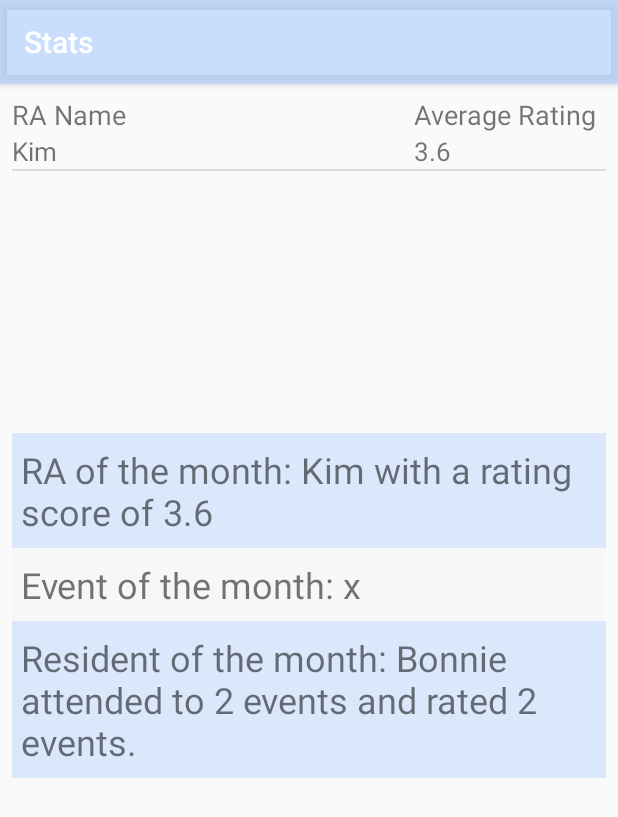
After one commit to vilmaunjan/FGCUHousing, an Android app: the Stats screen opened directly, with no data from a screen before it, on a phone screen of 412 x 824 dp. The commit adds this screen. Shown: the top 817 px of the screen. Run offline under Robolectric (Android 15) with nearby library versions, the phone set to English and light mode, and no system bars; 1 statement that could not run was skipped.

```diff
--- a/app/src/main/AndroidManifest.xml
+++ b/app/src/main/AndroidManifest.xml
@@ -74,6 +74,10 @@
         <activity
             android:name=".EventFeedback"
             android:label="@string/title_activity_event_feedback"
+            android:theme="@style/AppTheme.NoActionBar" />
+        <activity
+            android:name=".Stats"
+            android:label="@string/title_activity_stats"
             android:theme="@style/AppTheme.NoActionBar"></activity>
     </application>
 
--- a/app/src/main/java/com/example/vilma/fgcuhousing/EventFeedback.java
+++ b/app/src/main/java/com/example/vilma/fgcuhousing/EventFeedback.java
@@ -53,20 +53,28 @@ public class EventFeedback extends AppCompatActivity {
 
         Bundle data = getIntent().getExtras();
         CU = data.getParcelable("CurrentUser"); //this is the line that gives me problem
-/*      -------------------------------------This is that part that doesnt work----------------------
-        datCon.insertEventAttended(event, CU);
+
+        //load database
+        datCon = new DbHandler(this);
+      //-------------------------------------This is that part that doesnt work----------------------
+        //datCon.insertEventAttended(event, CU);
         try{
             //finds event in database
-            Cursor cursorFeedback = datCon.QueryData("select avg(" +
-                    HousingContract.AttendedEventEntry.Rating_Score +
-                    "), "+ HousingContract.AttendedEventEntry.Event_ID +
-                    " from " + HousingContract.AttendedEventEntry.TABLE_NAME +
-                    " where " + HousingContract.AttendedEventEntry.Event_ID +
-                    " in (select " + HousingContract.OrganizedEvents.Event_ID +
-                    " from " + HousingContract.OrganizedEvents.TABLE_NAME +
-                    " where " + HousingContract.OrganizedEvents.RA_ID  + " = " +
-                    CU.getID() + ")");
+            Cursor cursorFeedback = datCon.QueryData("SELECT e."+HousingContract.EventEntry.Event_Title+
+                    ", AVG(a."+HousingContract.AttendedEventEntry.Rating_Score+") FROM "+
+                    HousingContract.AttendedEventEntry.TABLE_NAME+" a INNER JOIN "+
+                    HousingContract.OrganizedEvents.TABLE_NAME+ "o ON a."+
+                    HousingContract.AttendedEventEntry.Event_ID+" = o."+
+                    HousingContract.OrganizedEvents.Event_ID+" INNER JOIN "+
+                    HousingContract.EventEntry.TABLE_NAME+" e on e."+
+                    HousingContract.EventEntry.Event_ID+" = o."+
+                    HousingContract.OrganizedEvents.Event_ID+
+                    " where o."+HousingContract.OrganizedEvents.RA_ID+
+                    " = "+2+" GROUP BY o."+
+                    HousingContract.OrganizedEvents.Event_ID);
 
+
+     //       Cursor cursorFeedback = datCon.QueryData("SELECT * FROM "+HousingContract.EventEntry.TABLE_NAME);
             if(cursorFeedback !=null){
                 //if event found
                 if(cursorFeedback.moveToFirst()){
@@ -74,7 +82,6 @@ public class EventFeedback extends AppCompatActivity {
                     do{
                         listDataHeader.add(cursorFeedback.getString(0) + " Avg rating: " +
                                 cursorFeedback.getString(1));
-
                         List<String> androidStudio = new ArrayList<>();
                         androidStudio.add("Expandible list view");
                         androidStudio.add("Google map");
@@ -86,7 +93,7 @@ public class EventFeedback extends AppCompatActivity {
                 }
             }
         }catch (SQLException e){}
-*/
+/*
         //This was part of a tutorial that i was following, it works
         listDataHeader.add("Dev");
         listDataHeader.add("Android");
@@ -118,7 +125,7 @@ public class EventFeedback extends AppCompatActivity {
         listHash.put(listDataHeader.get(1),androidStudio);
         listHash.put(listDataHeader.get(2),xamarin);
         listHash.put(listDataHeader.get(3),ump);
-
+*/
     }
 
 }
--- a/app/src/main/java/com/example/vilma/fgcuhousing/EventList.java
+++ b/app/src/main/java/com/example/vilma/fgcuhousing/EventList.java
@@ -183,7 +183,6 @@ public class EventList extends AppCompatActivity implements AdapterView.OnItemSe
         ArrayList<EventItem> newArrayList=new ArrayList<>();
         //use if statement if you want to open something when clicking a button
         if (v == findViewById(R.id.btnSearch)) { //go to EventPage
-            //startActivity(new Intent(getApplicationContext(), EventPage.class));
             SearchView eventTitle = (SearchView) findViewById(R.id.searchView);
             String word = eventTitle.getQuery().toString();
 
@@ -222,13 +221,19 @@ public class EventList extends AppCompatActivity implements AdapterView.OnItemSe
          * If user is a Resident, Can not see event manager
          */
         MenuItem EventManager = menu.findItem(R.id.event_manager);
+        MenuItem Stats = menu.findItem(R.id.stats);
         if(CU.getAccountType().equals("R"))
         {
             EventManager.setVisible(false);
+            Stats.setVisible(false);
         }
-        else
+        else if (CU.getAccountType().equals("RA"))
         {
             EventManager.setVisible(true);
+            Stats.setVisible(false);
+        } else {
+            EventManager.setVisible(true);
+            Stats.setVisible(true);
         }
         return true;
     }
@@ -258,6 +263,11 @@ public class EventList extends AppCompatActivity implements AdapterView.OnItemSe
         } else if (id == R.id.event_manager){
 
             Intent Account = new Intent(getApplicationContext(), EventManager.class);
+            Account.putExtra("CurrentUser", CU);
+            startActivity(Account);
+        } else if (id == R.id.stats){
+
+            Intent Account = new Intent(getApplicationContext(), Stats.class);
             Account.putExtra("CurrentUser", CU);
             startActivity(Account);
         }
--- /dev/null
+++ b/app/src/main/java/com/example/vilma/fgcuhousing/Stats.java
@@ -0,0 +1,162 @@
+package com.example.vilma.fgcuhousing;
+
+import android.content.Intent;
+import android.database.Cursor;
+import android.database.SQLException;
+import android.database.sqlite.SQLiteDatabase;
+import android.os.Bundle;
+import android.support.design.widget.FloatingActionButton;
+import android.support.design.widget.Snackbar;
+import android.support.v7.app.AppCompatActivity;
+import android.support.v7.widget.Toolbar;
+import android.view.View;
+import android.widget.AdapterView;
+import android.widget.ListView;
+import android.widget.TextView;
+import android.widget.Toast;
+
+import com.example.vilma.fgcuhousing.data.CurrentUser;
+import com.example.vilma.fgcuhousing.data.DbHandler;
+import com.example.vilma.fgcuhousing.data.EventAdapter;
+import com.example.vilma.fgcuhousing.data.EventItem;
+import com.example.vilma.fgcuhousing.data.HousingContract;
+import com.example.vilma.fgcuhousing.data.RAItem;
+import com.example.vilma.fgcuhousing.data.RaAdapter;
+
+import java.util.ArrayList;
+
+public class Stats extends AppCompatActivity {
+
+    //Need these whenever Connecting to database
+    private SQLiteDatabase mDb;
+    private DbHandler datCon = new DbHandler(this); //load database
+    private CurrentUser CU;
+
+    //variables declaration
+    private ListView listView;
+    private RaAdapter raAdapter;
+    private ArrayList<RAItem> arrayList=new ArrayList<>();
+
+    @Override
+    protected void onCreate(Bundle savedInstanceState) {
+        super.onCreate(savedInstanceState);
+        setContentView(R.layout.activity_stats);
+        Toolbar toolbar = (Toolbar) findViewById(R.id.toolbar);
+        setSupportActionBar(toolbar);
+
+        raSummary();
+        raOfMonth();
+        eventOfMonth();
+        residentOfMonth();
+
+    }
+
+    public void raSummary() {
+        try{
+            //finds event in database
+            Cursor raSum = datCon.QueryData("select r."+HousingContract.UserEntry.Name+
+                    ", AVG(a."+HousingContract.AttendedEventEntry.Rating_Score+") rtg FROM "+
+                    HousingContract.AttendedEventEntry.TABLE_NAME+" a INNER JOIN "+
+                    HousingContract.OrganizedEvents.TABLE_NAME+" o ON o."+
+                    HousingContract.OrganizedEvents.Event_ID+" = a."+
+                    HousingContract.AttendedEventEntry.Event_ID+" INNER JOIN "+
+                    HousingContract.UserEntry.TABLE_NAME+" r on r."+
+                    HousingContract.UserEntry._ID+" = o."+
+                    HousingContract.OrganizedEvents.RA_ID+" group by "+
+                    HousingContract.OrganizedEvents.RA_ID);
+            if(raSum !=null){
+                //if event found
+                if(raSum.moveToFirst()){
+                    do{
+                        RAItem item = new RAItem();
+                        item.setName(raSum.getString(0));
+                        item.setRating(raSum.getString(1));
+                        arrayList.add(item);
+                    }while (raSum.moveToNext());
+                }
+            }
+        }catch (SQLException e){}
+
+        raAdapter = new RaAdapter(this, R.layout.stats_list_item, arrayList);
+        listView = (ListView) findViewById(R.id.list_ra_item);
+        listView.setAdapter(raAdapter);
+        raAdapter.notifyDataSetChanged();
+    }
+
+    public void raOfMonth() {
+
+        try{
+            //finds event in database
+            Cursor bestRA = datCon.QueryData("select r."+HousingContract.UserEntry.Name+
+                    ", AVG(a."+HousingContract.AttendedEventEntry.Rating_Score+") rtg FROM "+
+                    HousingContract.AttendedEventEntry.TABLE_NAME+" a INNER JOIN "+
+                    HousingContract.OrganizedEvents.TABLE_NAME+" o ON o."+
+                    HousingContract.OrganizedEvents.Event_ID+" = a."+
+                    HousingContract.AttendedEventEntry.Event_ID+" INNER JOIN "+
+                    HousingContract.UserEntry.TABLE_NAME+" r on r."+
+                    HousingContract.UserEntry._ID+" = o."+
+                    HousingContract.OrganizedEvents.RA_ID+" group by "+
+                    HousingContract.OrganizedEvents.RA_ID+" ORDER BY rtg DESC LIMIT 1");
+            if(bestRA !=null){
+                //if event found
+                if(bestRA.moveToFirst()){
+                    do{
+                        TextView RAMonth = (TextView) findViewById(R.id.RAMonth);
+                        RAMonth.setText("RA of the month: "+ bestRA.getString(0)+
+                        " with a rating score of " + bestRA.getString(1));
+                    }while (bestRA.moveToNext());
+                }
+            }
+        }catch (SQLException e){}
+    }
+
+    public void eventOfMonth() {
+        try{
+            //finds event in database
+            Cursor bestEvent = datCon.QueryData("select e.+" +
+                    HousingContract.EventEntry.Event_Title+", AVG(a."+
+                    HousingContract.AttendedEventEntry.Rating_Score+") rtg FROM "+
+                    HousingContract.EventEntry.TABLE_NAME+" e INNER JOIN "+
+                    HousingContract.AttendedEventEntry.TABLE_NAME+" a on e."+
+                    HousingContract.EventEntry.Event_ID+" = a."+
+                    HousingContract.AttendedEventEntry.Event_ID+" GROUP BY e."+
+                    HousingContract.EventEntry.Event_Title+" ORDER BY rtg DESC LIMIT 1");
+            if(bestEvent !=null){
+                //if event found
+                if(bestEvent.moveToFirst()){
+                    do{
+                        TextView EventMonth = (TextView) findViewById(R.id.EventMonth);
+                        EventMonth.setText("Event of the month: "+ bestEvent.getString(0)+
+                                " with a rating score of " + bestEvent.getString(1));
+                    }while (bestEvent.moveToNext());
+                }
+            }
+        }catch (SQLException e){}
+    }
+
+    public void residentOfMonth() {
+        try{
+            //finds event in database
+            Cursor bestResident = datCon.QueryData("select r."+
+                    HousingContract.UserEntry.Name+", count(a."+
+                    HousingContract.AttendedEventEntry.Event_ID+") evCount, count(a."+
+                    HousingContract.AttendedEventEntry.Rating_Score+") rtCount FROM "+
+                    HousingContract.UserEntry.TABLE_NAME+" r INNER JOIN "+
+                    HousingContract.AttendedEventEntry.TABLE_NAME+" a on r."+
+                    HousingContract.UserEntry._ID+" = a."+
+                    HousingContract.AttendedEventEntry.Resident_ID+" GROUP BY r."+
+                    HousingContract.UserEntry.Name+" order by evCount DESC, rtCount DESC limit 1");
+            if(bestResident !=null){
+                //if event found
+                if(bestResident.moveToFirst()){
+                    do{
+                        TextView ResidentMonth = (TextView) findViewById(R.id.ResidentMonth);
+                        ResidentMonth.setText("Resident of the month: "+ bestResident.getString(0)+
+                                " attended to " + bestResident.getString(1) +
+                                " events and rated " + bestResident.getString(2) + " events.");
+                    }while (bestResident.moveToNext());
+                }
+            }
+        }catch (SQLException e){}
+    }
+}
--- /dev/null
+++ b/app/src/main/java/com/example/vilma/fgcuhousing/data/RAItem.java
@@ -0,0 +1,26 @@
+package com.example.vilma.fgcuhousing.data;
+
+/**
+ * Created by Vilma on 4/24/2017.
+ */
+
+public class RAItem {
+    String raName;
+    String rating;
+
+    public String getRaName() {
+        return raName;
+    }
+
+    public void setName(String raName) {
+        this.raName = raName;
+    }
+
+    public String getRating() {
+        return rating;
+    }
+
+    public void setRating(String rating) {
+        this.rating = rating;
+    }
+}
--- /dev/null
+++ b/app/src/main/java/com/example/vilma/fgcuhousing/data/RaAdapter.java
@@ -0,0 +1,50 @@
+package com.example.vilma.fgcuhousing.data;
+
+import android.app.Activity;
+import android.content.Context;
+import android.support.annotation.LayoutRes;
+import android.support.annotation.NonNull;
+import android.support.annotation.Nullable;
+import android.view.LayoutInflater;
+import android.view.View;
+import android.view.ViewGroup;
+import android.widget.ArrayAdapter;
+import android.widget.TextView;
+
+import com.example.vilma.fgcuhousing.R;
+
+import java.util.ArrayList;
+import java.util.List;
+
+/**
+ * Created by Vilma on 4/24/2017.
+ */
+
+public class RaAdapter extends ArrayAdapter<RAItem> {
+    private Activity activity;
+    int id;
+    ArrayList<RAItem> items;
+
+    public RaAdapter(@NonNull Activity context, @LayoutRes int resource, @NonNull ArrayList<RAItem> objects) {
+        super(context, resource, objects);
+        this.activity = context;
+        this.id=resource;
+        this.items = objects;
+    }
+
+    @Override
+    public View getView(int position, @Nullable View convertView, @NonNull ViewGroup parent) {
+        if(convertView==null){
+            LayoutInflater inflater=activity.getLayoutInflater();
+            convertView=inflater.inflate(id,null);
+        }
+        RAItem item=items.get(position);
+        TextView tv_name = (TextView) convertView.findViewById(R.id.tvRAName);
+        TextView tv_rating = (TextView) convertView.findViewById(R.id.tvRatingScore);
+
+        tv_name.setText(item.getRaName());
+        tv_rating.setText(item.getRating());
+
+        return convertView;
+    }
+}
--- /dev/null
+++ b/app/src/main/res/layout/activity_stats.xml
@@ -0,0 +1,25 @@
+<?xml version="1.0" encoding="utf-8"?>
+<android.support.design.widget.CoordinatorLayout xmlns:android="http://schemas.android.com/apk/res/android"
+    xmlns:app="http://schemas.android.com/apk/res-auto"
+    xmlns:tools="http://schemas.android.com/tools"
+    android:layout_width="match_parent"
+    android:layout_height="match_parent"
+    tools:context="com.example.vilma.fgcuhousing.Stats">
+
+    <android.support.design.widget.AppBarLayout
+        android:layout_width="match_parent"
+        android:layout_height="wrap_content"
+        android:theme="@style/AppTheme.AppBarOverlay">
+
+        <android.support.v7.widget.Toolbar
+            android:id="@+id/toolbar"
+            android:layout_width="match_parent"
+            android:layout_height="?attr/actionBarSize"
+            android:background="?attr/colorPrimary"
+            app:popupTheme="@style/AppTheme.PopupOverlay" />
+
+    </android.support.design.widget.AppBarLayout>
+
+    <include layout="@layout/content_stats" />
+
+</android.support.design.widget.CoordinatorLayout>
--- /dev/null
+++ b/app/src/main/res/layout/content_stats.xml
@@ -0,0 +1,93 @@
+<?xml version="1.0" encoding="utf-8"?>
+<android.support.constraint.ConstraintLayout xmlns:android="http://schemas.android.com/apk/res/android"
+    xmlns:app="http://schemas.android.com/apk/res-auto"
+    xmlns:tools="http://schemas.android.com/tools"
+    android:layout_width="match_parent"
+    android:layout_height="match_parent"
+    app:layout_behavior="@string/appbar_scrolling_view_behavior"
+    tools:context="com.example.vilma.fgcuhousing.Stats"
+    tools:showIn="@layout/activity_stats">
+
+    <ScrollView
+        android:layout_width="0dp"
+        android:layout_height="0dp"
+        android:layout_marginBottom="8dp"
+        android:layout_marginEnd="8dp"
+        android:layout_marginLeft="8dp"
+        android:layout_marginRight="8dp"
+        android:layout_marginStart="8dp"
+        android:layout_marginTop="8dp"
+        app:layout_constraintBottom_toBottomOf="parent"
+        app:layout_constraintHorizontal_bias="0.0"
+        app:layout_constraintLeft_toLeftOf="parent"
+        app:layout_constraintRight_toRightOf="parent"
+        app:layout_constraintTop_toTopOf="parent"
+        app:layout_constraintVertical_bias="1.0">
+
+        <LinearLayout
+            android:layout_width="match_parent"
+            android:layout_height="wrap_content"
+            android:orientation="vertical">
+
+            <LinearLayout
+                android:layout_width="match_parent"
+                android:layout_height="match_parent"
+                android:orientation="horizontal">
+
+                <TextView
+                    android:id="@+id/textView27"
+                    android:layout_width="wrap_content"
+                    android:layout_height="wrap_content"
+                    android:layout_weight="0.96"
+                    android:text="RA Name"
+                    android:textSize="18sp" />
+
+                <TextView
+                    android:id="@+id/textView16"
+                    android:layout_width="128dp"
+                    android:layout_height="wrap_content"
+                    android:text="Average Rating"
+                    android:textSize="18sp" />
+            </LinearLayout>
+
+            <ListView
+                android:id="@+id/list_ra_item"
+                android:layout_width="match_parent"
+                android:layout_height="200dp" />
+
+            <TextView
+                android:id="@+id/RAMonth"
+                android:layout_width="match_parent"
+                android:layout_height="wrap_content"
+                android:background="@color/colorPrimary"
+                android:paddingBottom="8dp"
+                android:paddingLeft="6dp"
+                android:paddingTop="8dp"
+                android:text="RA of the month: x"
+                android:textColorLink="@color/NoBackground"
+                android:textSize="24sp" />
+
+            <TextView
+                android:id="@+id/EventMonth"
+                android:layout_width="match_parent"
+                android:layout_height="wrap_content"
+                android:background="@color/cardview_shadow_end_color"
+                android:paddingBottom="8dp"
+                android:paddingLeft="6dp"
+                android:paddingTop="8dp"
+                android:text="Event of the month: x"
+                android:textSize="24sp" />
+
+            <TextView
+                android:id="@+id/ResidentMonth"
+                android:layout_width="match_parent"
+                android:layout_height="wrap_content"
+                android:background="@color/colorPrimary"
+                android:paddingBottom="8dp"
+                android:paddingLeft="6dp"
+                android:paddingTop="8dp"
+                android:text="Resident of the month: x"
+                android:textSize="24sp" />
+        </LinearLayout>
+    </ScrollView>
+</android.support.constraint.ConstraintLayout>
--- /dev/null
+++ b/app/src/main/res/layout/stats_list_item.xml
@@ -0,0 +1,27 @@
+<?xml version="1.0" encoding="utf-8"?>
+<LinearLayout xmlns:android="http://schemas.android.com/apk/res/android"
+    android:orientation="vertical" android:layout_width="match_parent"
+    android:layout_height="match_parent">
+
+    <LinearLayout
+        android:layout_width="match_parent"
+        android:layout_height="match_parent"
+        android:orientation="horizontal">
+
+        <TextView
+            android:id="@+id/tvRAName"
+            android:layout_width="wrap_content"
+            android:layout_height="wrap_content"
+            android:layout_weight="1"
+            android:text="TextView"
+            android:textSize="17dp" />
+
+        <TextView
+            android:id="@+id/tvRatingScore"
+            android:layout_width="128dp"
+            android:layout_height="wrap_content"
+            android:text="TextView"
+            android:textSize="17dp" />
+    </LinearLayout>
+
+</LinearLayout>
--- a/app/src/main/res/menu/menu_main.xml
+++ b/app/src/main/res/menu/menu_main.xml
@@ -2,6 +2,13 @@
     xmlns:app="http://schemas.android.com/apk/res-auto"
     xmlns:tools="http://schemas.android.com/tools"
     tools:context="com.example.vilma.fgcuhousing.EventList">
+    <item
+        android:id="@+id/event_manager"
+        android:enabled="true"
+        android:orderInCategory="101"
+        android:title="@string/event_manager"
+        android:visible="true"
+        app:showAsAction="never" />
     <item
         android:id="@+id/action_settings"
         android:checkable="false"
@@ -11,10 +18,10 @@
         android:visible="true"
         app:showAsAction="never" />
     <item
-        android:id="@+id/event_manager"
+        android:id="@+id/stats"
         android:enabled="true"
         android:orderInCategory="101"
-        android:title="@string/event_manager"
+        android:title="@string/statistics"
         android:visible="true"
         app:showAsAction="never" />
 </menu>
--- a/app/src/main/res/values/colors.xml
+++ b/app/src/main/res/values/colors.xml
@@ -1,7 +1,7 @@
 <?xml version="1.0" encoding="utf-8"?>
 <resources>
-    <color name="colorPrimary">#82B3FF</color>
+    <color name="colorPrimary">#6cafcdfd</color>
     <color name="colorPrimaryDark">#2B3856</color>
-    <color name="colorAccent">#4D978A</color>
+    <color name="colorAccent">#55a696</color>
     <color name="NoBackground">#00ffffff</color>
 </resources>
--- a/app/src/main/res/values/strings.xml
+++ b/app/src/main/res/values/strings.xml
@@ -62,4 +62,6 @@
     <string name="on_ward">On Ward</string>
     <string name="rate_event">Rate Event</string>
     <string name="title_activity_event_feedback">EventFeedback</string>
+    <string name="statistics">Statistics</string>
+    <string name="title_activity_stats">Stats</string>
 </resources>
```
